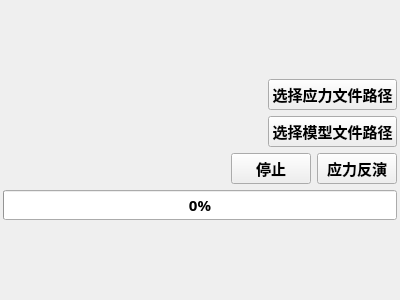
Before: the Qt Designer form uifile/stresswidget.ui in Meihongtao/GUI, drawn with Qt 5.
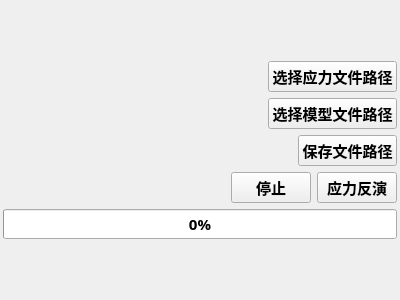
After: the same form once the commit is applied.

```diff
--- a/uifile/stresswidget.ui
+++ b/uifile/stresswidget.ui
@@ -104,6 +104,45 @@
        </item>
       </layout>
      </item>
+     <item>
+      <layout class="QHBoxLayout" name="horizontalLayout_3">
+       <item>
+        <widget class="QLabel" name="saveLabel">
+         <property name="text">
+          <string/>
+         </property>
+        </widget>
+       </item>
+       <item>
+        <spacer name="horizontalSpacer_4">
+         <property name="orientation">
+          <enum>Qt::Horizontal</enum>
+         </property>
+         <property name="sizeHint" stdset="0">
+          <size>
+           <width>40</width>
+           <height>20</height>
+          </size>
+         </property>
+        </spacer>
+       </item>
+       <item>
+        <widget class="QPushButton" name="saveBtn">
+         <property name="font">
+          <font>
+           <family>幼圆</family>
+           <pointsize>11</pointsize>
+           <weight>75</weight>
+           <bold>true</bold>
+          </font>
+         </property>
+         <property name="text">
+          <string>保存文件路径</string>
+         </property>
+        </widget>
+       </item>
+      </layout>
+     </item>
      <item>
       <layout class="QHBoxLayout" name="horizontalLayout_4">
        <item>
```
Left out of the diff: 14 changed lines with no effect on the pictures.
